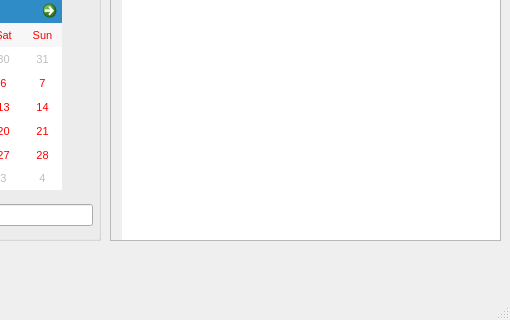
This is mainwindow.ui in businessausage/v22 as Qt 5 draws it before an edit; both pictures show x 290 to 800 and y 310 to 630 of the 800 by 630 pixel window. The edited form follows.
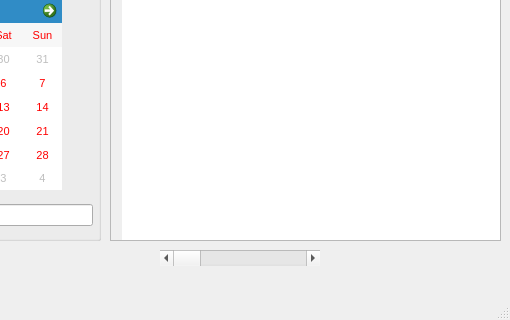
This is the edited form.

```diff
--- a/mainwindow.ui
+++ b/mainwindow.ui
@@ -609,6 +609,19 @@
      <string>Возможность поражения всех РЭС</string>
     </property>
    </widget>
+   <widget class="QScrollBar" name="horizontalScrollBar">
+    <property name="geometry">
+     <rect>
+      <x>450</x>
+      <y>560</y>
+      <width>160</width>
+      <height>16</height>
+     </rect>
+    </property>
+    <property name="orientation">
+     <enum>Qt::Horizontal</enum>
+    </property>
+   </widget>
   </widget>
   <widget class="QMenuBar" name="menubar">
    <property name="geometry">
```
